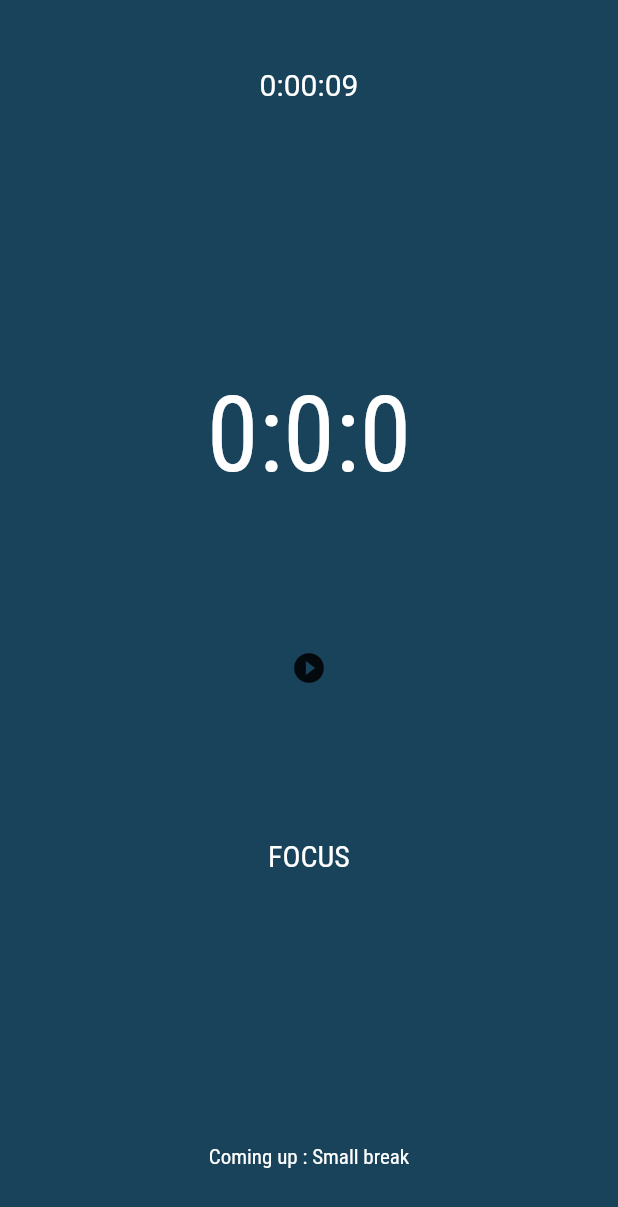
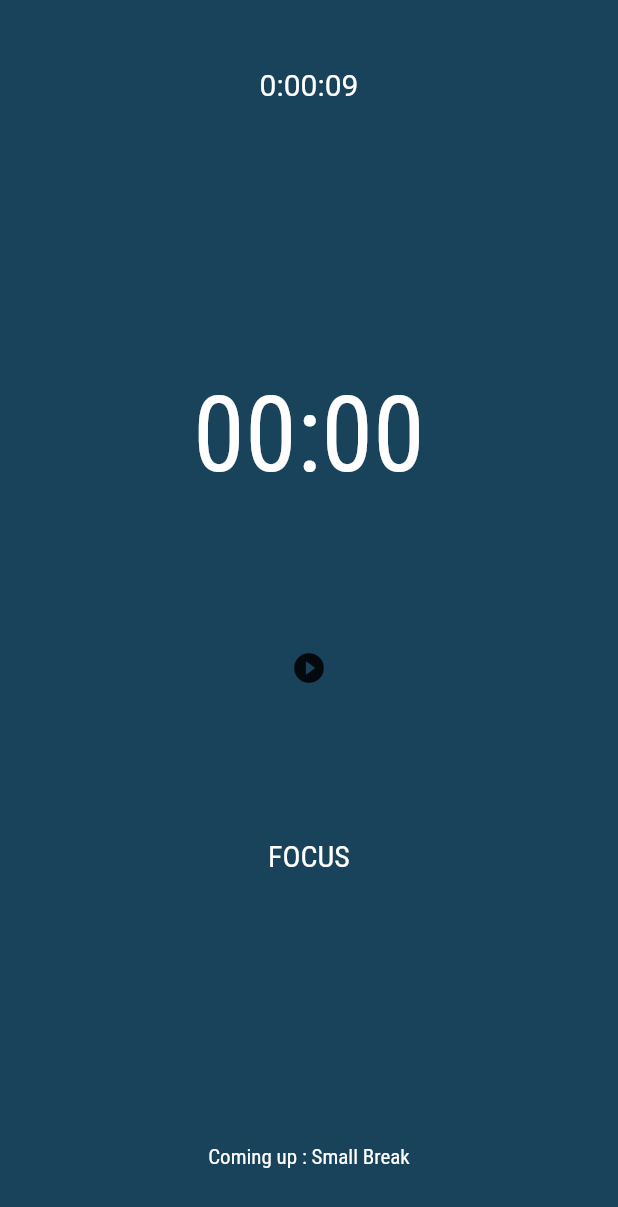
Before and after one commit to richardbonneau/pomodoro_flutter, a Flutter app: the screen it shows after launch, after a tap on the "pause circle filled" icon, on a phone screen of 412 x 824 dp. Shown: the top 1207 px of the screen. Run offline on Flutter 3.47's test engine with Material 2 defaults, Android fonts, the phone set to English and light mode, and no system bars.

Commit message:
Started working on the logic of the phase Timer

```diff
--- a/lib/pages/TimerOnly.dart
+++ b/lib/pages/TimerOnly.dart
@@ -8,26 +8,46 @@ class TimerOnly extends StatefulWidget {
 
 class TimerOnlyState extends State<TimerOnly> {
   DateTime startingTime = DateTime.now();
+  String timeWorked = "0:00:00";
+  List<String> phases = [
+    "FOCUS",
+    "Small Break",
+    "FOCUS",
+    "Small Break",
+    "FOCUS",
+    "Small Break",
+    "FOCUS",
+    "Big Break"
+  ];
 
-  String timeWorked = "0:00:00";
-
-  int currentHours = 0;
-  int currentMinutes = 0;
-  int currentSeconds = 0;
+  DateTime phaseStartingTime = DateTime.now();
+  var phaseTimes = {"FOCUS": 25, "Small Break": 5, "Big Break": 30};
+  int currentPhaseIndex = 0;
+  int nextPhaseIndex = 1;
 
   // Pause Button
   Icon pauseOrPlayIcon = Icon(Icons.pause_circle_filled);
   bool isTimerPaused = false;
   onPressPause() {
     if (!isTimerPaused)
-      this.setState(() => {
-            isTimerPaused = true,
-            pauseOrPlayIcon = Icon(Icons.play_circle_filled),
-          });
+      this.setState(() {
+        isTimerPaused = true;
+        pauseOrPlayIcon = Icon(Icons.play_circle_filled);
+      });
     else {
       isTimerPaused = false;
       this.setState(() => pauseOrPlayIcon = Icon(Icons.pause_circle_filled));
     }
+  }
+
+  goToNextPhase() {
+    this.setState(() {
+      currentPhaseIndex = nextPhaseIndex;
+      if (currentPhaseIndex == 7)
+        nextPhaseIndex = 0;
+      else
+        nextPhaseIndex = nextPhaseIndex + 1;
+    });
   }
 
   @override
@@ -35,11 +55,16 @@ class TimerOnlyState extends State<TimerOnly> {
     super.initState();
 
     Timer.periodic(new Duration(seconds: 1), (timer) {
-      Duration currentTime = DateTime.now().difference(startingTime);
-      String stringifiedTime = currentTime.toString().substring(0, 7);
-      print(stringifiedTime);
+      //  Global Time Worked
+      Duration elapsedTime = DateTime.now().difference(startingTime);
+      String stringifiedElapsedTime = elapsedTime.toString().substring(0, 7);
 
-      this.setState(() => {timeWorked = stringifiedTime});
+      //  Phase Timer
+      Duration timeLeft = DateTime.now().difference(phaseStartingTime);
+      print(timeLeft);
+      this.setState(() {
+        timeWorked = stringifiedElapsedTime;
+      });
     });
   }
 
@@ -57,19 +82,14 @@ class TimerOnlyState extends State<TimerOnly> {
               Text(timeWorked,
                   style: TextStyle(color: Colors.white, fontSize: 20.0)),
               SizedBox(height: 0.0),
-              Text(
-                  currentHours.toString() +
-                      ":" +
-                      currentMinutes.toString() +
-                      ":" +
-                      currentSeconds.toString(),
+              Text("00:00",
                   style: TextStyle(
                       color: Colors.white,
                       fontSize: 70.0,
                       fontFamily: 'Roboto Condensed')),
               IconButton(icon: pauseOrPlayIcon, onPressed: this.onPressPause),
               Text(
-                "FOCUS",
+                phases[currentPhaseIndex],
                 style: TextStyle(
                     fontFamily: 'Roboto Condensed',
                     color: Colors.white,
@@ -77,7 +97,7 @@ class TimerOnlyState extends State<TimerOnly> {
               ),
               SizedBox(height: 0.0),
               Text(
-                "Coming up : Small break",
+                "Coming up : " + phases[nextPhaseIndex],
                 style: TextStyle(
                     fontFamily: 'Roboto Condensed', color: Colors.white),
               ),
```
